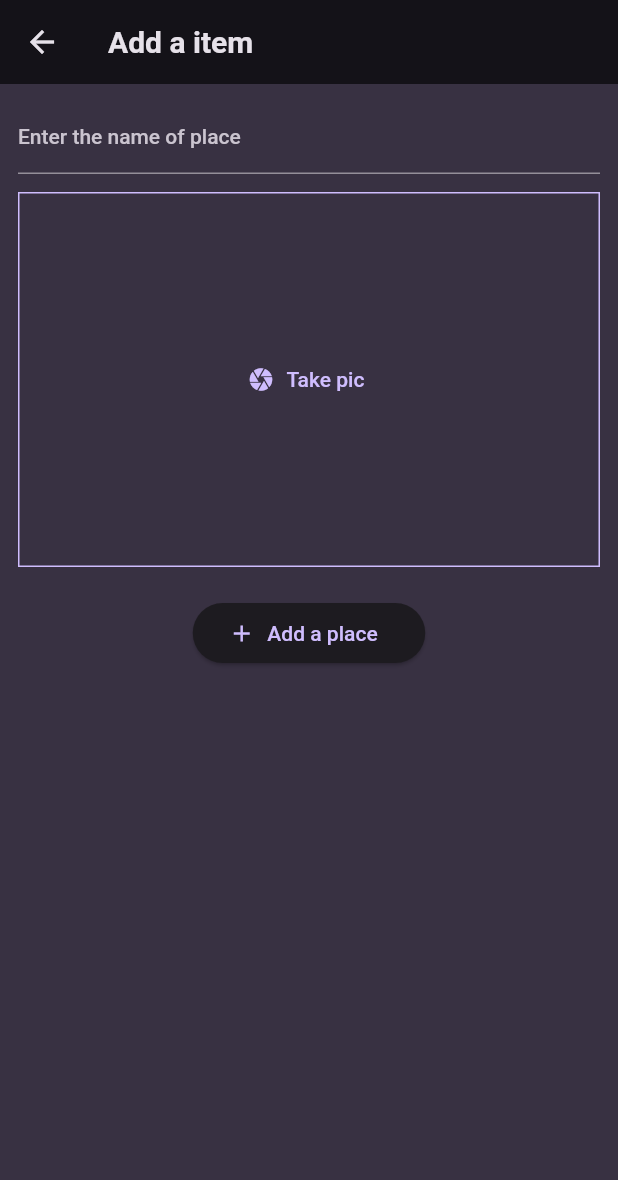
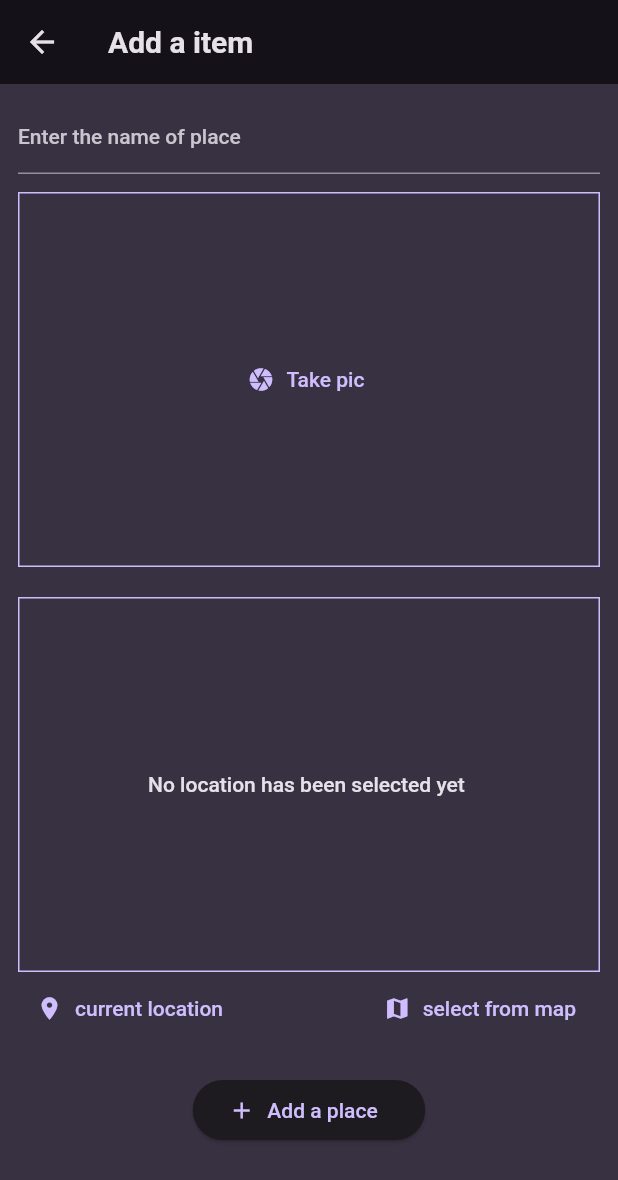
Before and after one commit to immortalAbdul01/favourite-place, a Flutter app: the NewPlace screen opened directly, on a phone screen of 412 x 824 dp. Shown: the top 1180 px of the screen. Run offline on Flutter 3.47's test engine with Material 2 defaults, Android fonts, the phone set to English and light mode, and no system bars; our stand-ins replace flutter_riverpod, google_fonts, image_picker, location.

Commit message:
get location

```diff
--- a/lib/screens/new_place.dart
+++ b/lib/screens/new_place.dart
@@ -1,5 +1,6 @@
 import 'package:fav_places/models/places.dart';
 import 'package:fav_places/providers/places_provider.dart';
+import 'package:fav_places/widgets/location_input.dart';
 import 'package:flutter/material.dart';
 import 'package:flutter_riverpod/flutter_riverpod.dart';
 
@@ -63,6 +64,10 @@ class _NewPlaceState extends ConsumerState<NewPlace> {
               const SizedBox(
                 height: 20,
               ),
+              LocationInput(),
+              const SizedBox(
+                height: 20,
+              ),
               Container(
                   width: 155,
                   child: ElevatedButton.icon(
--- /dev/null
+++ b/lib/widgets/location_input.dart
@@ -0,0 +1,93 @@
+import 'package:flutter/material.dart';
+import 'package:location/location.dart';
+
+class LocationInput extends StatefulWidget {
+  const LocationInput({super.key});
+
+  @override
+  State<StatefulWidget> createState() {
+    return _LocationInput();
+  }
+}
+
+class _LocationInput extends State<LocationInput> {
+  Location? _pickedLocation;
+  var _isGettingLocation = false;
+
+  void _getCurrentLocation() async {
+    Location location = Location();
+
+    bool serviceEnabled;
+    PermissionStatus permissionGranted;
+    LocationData locationData;
+
+    serviceEnabled = await location.serviceEnabled();
+    if (!serviceEnabled) {
+      serviceEnabled = await location.requestService();
+      if (!serviceEnabled) {
+        return;
+      }
+    }
+
+    permissionGranted = await location.hasPermission();
+    if (permissionGranted == PermissionStatus.denied) {
+      permissionGranted = await location.requestPermission();
+      if (permissionGranted != PermissionStatus.granted) {
+        return;
+      }
+    }
+
+    setState(() {
+      _isGettingLocation = true;
+    });
+
+    locationData = await location.getLocation();
+
+    setState(() {
+      _isGettingLocation = false;
+    });
+
+    print(locationData.latitude);
+    print(locationData.longitude);
+  }
+
+  @override
+  Widget build(BuildContext context) {
+    Widget previewContent = Text(
+      'No location has been selected yet ',
+      style: Theme.of(context)
+          .textTheme
+          .bodyLarge!
+          .copyWith(color: Theme.of(context).colorScheme.onBackground),
+    );
+    if (_isGettingLocation) {
+      previewContent = const CircularProgressIndicator();
+    }
+    return (Column(
+      children: [
+        Container(
+            alignment: Alignment.center,
+            decoration: BoxDecoration(
+                border: Border.all(
+                    width: 1, color: Theme.of(context).colorScheme.primary)),
+            height: 250,
+            width: double.infinity,
+            child: previewContent),
+        Row(
+          // mainAxisAlignment: MainAxisAlignment.spaceEvenly,
+          children: [
+            TextButton.icon(
+                onPressed: _getCurrentLocation,
+                icon: const Icon(Icons.location_on),
+                label: const Text('current location')),
+            Spacer(),
+            TextButton.icon(
+                onPressed: () {},
+                icon: const Icon(Icons.map),
+                label: const Text('select from map'))
+          ],
+        )
+      ],
+    ));
+  }
+}
--- a/pubspec.yaml
+++ b/pubspec.yaml
@@ -39,6 +39,7 @@ dependencies:
   flutter_riverpod: ^2.3.6
   uuid: ^3.0.7
   image_picker: ^1.0.0
+  location: ^4.4.0
 
 dev_dependencies:
   flutter_test:
```
Also changed, not shown: lib/screens/places_details.dart (+13 -8 lines), pubspec.lock, 1 other file.
